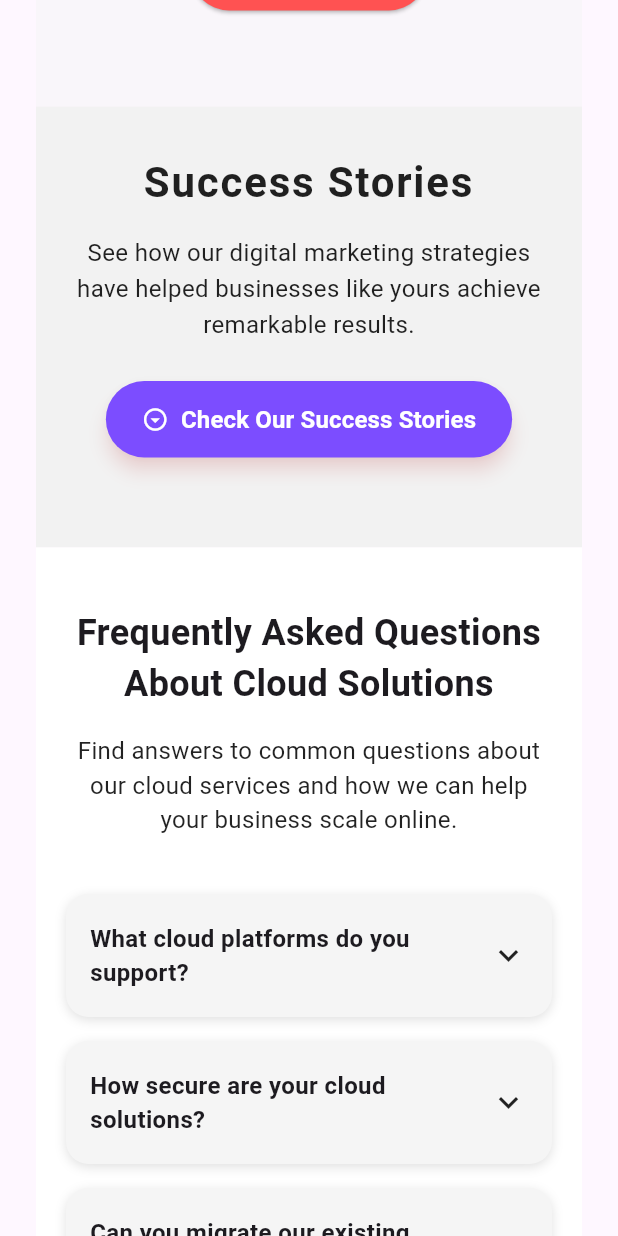
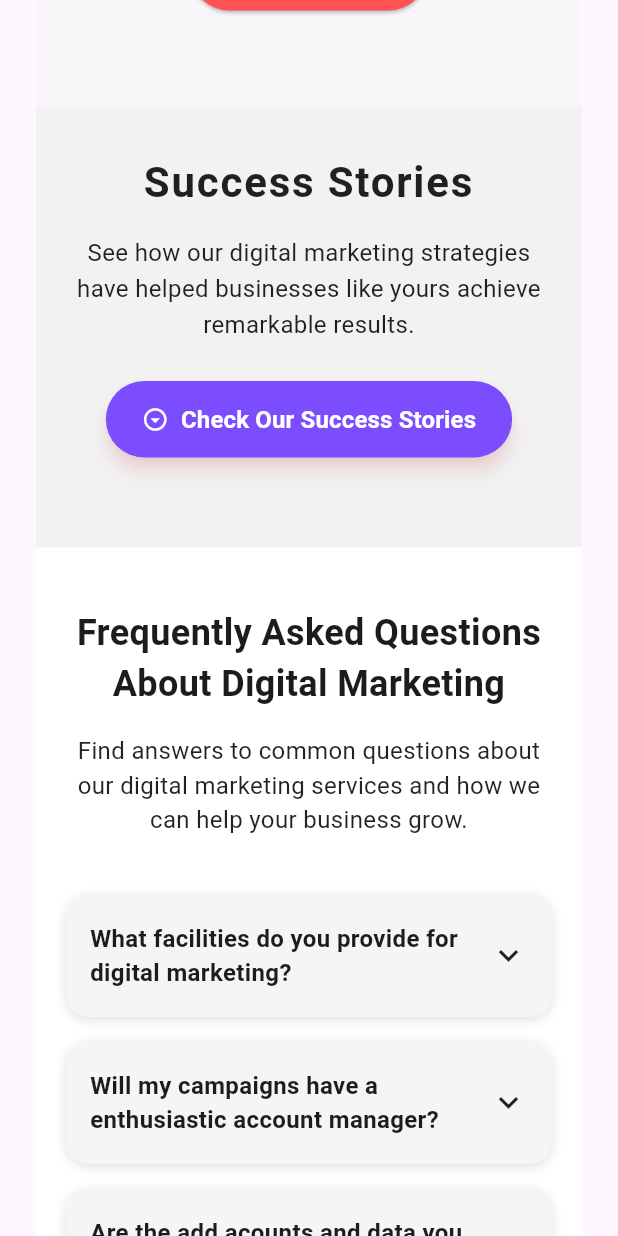
Before and after one commit to Vanshahuja1/One-Aim-App, a Flutter app: the ContainDM screen opened directly, scrolled down 1728 dp, on a phone screen of 412 x 824 dp. Run offline on Flutter 3.47's test engine with Material 3 defaults, Android fonts, the light colour scheme and no system bars; our stand-ins replace video_player, visibility_detector; network calls fail.

Commit message:
Update dm7.dart

```diff
--- a/lib/DM_Service/dm7.dart
+++ b/lib/DM_Service/dm7.dart
@@ -12,19 +12,19 @@ class _Cloud5State extends State<Web7> {
 
   final List<Map<String, String>> faqList = [
     {
-      'question': 'What cloud platforms do you support?',
+      'question': 'What facilities do you provide for digital marketing?',
       'answer':
-          'We support major cloud platforms like AWS, Microsoft Azure, and Google Cloud, ensuring flexibility and scalability for your business.',
+          'To help you increase your online visibility and generate income, we provide a comprehensive range of services, such as Google Ads, Meta Ads (Facebook & Instagram), SEO, social media marketing, content marketing, email marketing, and marketing automation.',
     },
     {
-      'question': 'How secure are your cloud solutions?',
+      'question': 'Will my campaigns have a enthusiastic account manager?',
       'answer':
-          'Our cloud services include encryption, access control, and compliance with industry standards like HIPAA, GDPR, and ISO certifications.',
+          'Yes, a committed digital marketing specialist who is alert of your company objectives will work directly with you to guarantee strategic alignment, timely updates, and clear communication throughout the campaign.',
     },
     {
-      'question': 'Can you migrate our existing infrastructure to the cloud?',
+      'question': 'Are the add acounts and data you generated of my campaigns mine?',
       'answer':
-          'Yes, we offer complete cloud migration services with minimal downtime and full data integrity across platforms.',
+          'Of course, our top priority is transparency. Ad accounts, campaign data, analytics, and creative assets that we handle for you will all be fully owned and accessible by you.',
     },
     {
       'question': 'Do you provide ongoing cloud management?',
@@ -32,9 +32,9 @@ class _Cloud5State extends State<Web7> {
           'Absolutely. We offer end-to-end support, including monitoring, optimization, and troubleshooting of your cloud environment.',
     },
     {
-      'question': 'Are your cloud solutions customizable?',
+      'question': 'Can you assist me in creating leads for my company?',
       'answer':
-          'Yes, we tailor our cloud architecture, deployment, and services according to your unique business requirements.',
+          'Yes, one of our areas of expertise is lead generation. We employ automation tools, customized landing pages, and data-driven ad tactics to draw in, collect, and develop excellent leads for your company.',
     },
   ];
 
@@ -52,7 +52,7 @@ class _Cloud5State extends State<Web7> {
         children: [
           // Header
           const Text(
-            'Frequently Asked Questions About Cloud Solutions',
+            'Frequently Asked Questions About Digital Marketing',
             textAlign: TextAlign.center,
             style: TextStyle(fontSize: 24, fontWeight: FontWeight.bold),
           ),
@@ -60,7 +60,7 @@ class _Cloud5State extends State<Web7> {
 
           // Subtext
           const Text(
-            'Find answers to common questions about our cloud services and how we can help your business scale online.',
+            'Find answers to common questions about our digital marketing services and how we can help your business grow.',
             textAlign: TextAlign.center,
             style: TextStyle(fontSize: 16, color: Colors.black87),
           ),
```
